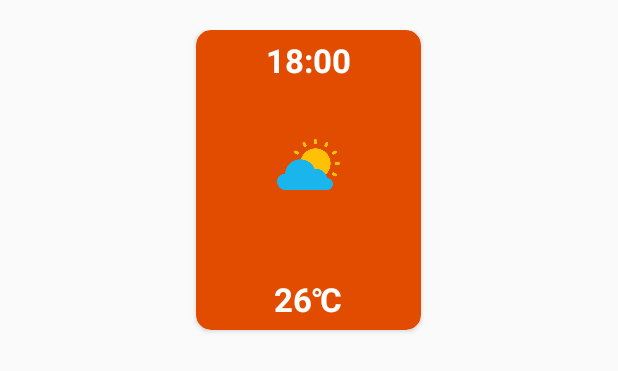
After one commit to eduhmik/Weather-App, an Android app: the layout hourly_layout_item.xml on its own in the app's theme, with its tools: preview values and no code run, on a phone screen of 412 x 824 dp. The commit adds this screen. Shown: the top 371 px of the screen. Run offline under Robolectric (Android 15) with nearby library versions, the phone set to English and light mode, and no system bars.

Commit message:
added new layouts like the hourly recyclerview

```diff
--- a/app/src/main/java/com/example/weatherapp/retrofit/ServiceGenerator.java
+++ b/app/src/main/java/com/example/weatherapp/retrofit/ServiceGenerator.java
@@ -19,7 +19,7 @@ import retrofit2.Retrofit;
 import retrofit2.converter.gson.GsonConverterFactory;
 
 public class ServiceGenerator {
-    private static final String BASE_URL = "https://api.svrf.com/v1/";
+    private static final String BASE_URL = "https://api.darksky.net/forecast/664d597a7c0f75c4a1b8bdd6ac3f6e0d/";
 
     private static Gson gson = new GsonBuilder()
             .setLenient()
--- /dev/null
+++ b/app/src/main/res/layout/hourly_layout_item.xml
@@ -0,0 +1,58 @@
+<?xml version="1.0" encoding="utf-8"?>
+<LinearLayout xmlns:android="http://schemas.android.com/apk/res/android"
+    android:layout_width="match_parent"
+    android:layout_height="wrap_content"
+    xmlns:app="http://schemas.android.com/apk/res-auto"
+    android:orientation="vertical"
+    android:gravity="center"
+    android:layout_marginTop="20dp">
+
+<androidx.cardview.widget.CardView
+    android:layout_width="150dp"
+    android:layout_height="200dp"
+    app:cardBackgroundColor="#E24c00"
+    android:layout_marginLeft="10dp"
+    android:layout_marginRight="10dp"
+    android:layout_marginBottom="20dp"
+    app:cardCornerRadius="10dp">
+
+    <LinearLayout
+        android:layout_width="match_parent"
+        android:layout_height="match_parent"
+        android:orientation="vertical">
+
+        <TextView
+            android:layout_width="match_parent"
+            android:layout_height="wrap_content"
+            android:text="18:00"
+            android:id="@+id/tv_hourly"
+            android:gravity="center_horizontal"
+            android:layout_marginTop="5dp"
+            android:textColor="#fff"
+            android:textStyle="bold"
+            android:textAppearance="@style/TextAppearance.AppCompat.Large"/>
+
+        <ImageView
+            android:layout_width="50dp"
+            android:layout_height="50dp"
+            android:src="@drawable/weather"
+            android:layout_gravity="center"
+            android:layout_marginTop="30dp"
+            android:id="@+id/weather_icon"
+            />
+
+        <TextView
+            android:layout_width="match_parent"
+            android:layout_height="wrap_content"
+            android:layout_marginTop="50dp"
+            android:layout_marginBottom="5dp"
+            android:gravity="center_horizontal"
+            android:id="@+id/tv_hourly_temperature"
+            android:text="26\u2103"
+            android:textAppearance="@style/TextAppearance.AppCompat.Large"
+            android:textColor="#fff"
+            android:textStyle="bold" />
+    </LinearLayout>
+
+</androidx.cardview.widget.CardView>
+</LinearLayout>
```
Also changed, not shown: app/src/main/java/com/example/weatherapp/application/Config.java (+1 -10 lines), app/src/main/java/com/example/weatherapp/model/Current.java (added, +40 -0 lines), app/src/main/java/com/example/weatherapp/model/Hourly.java (added, +33 -0 lines), app/src/main/java/com/example/weatherapp/retrofit/ObjectResponse.java (added, +15 -0 lines), app/src/main/java/com/example/weatherapp/retrofit/WeatherRequests.java (added, +22 -0 lines), app/src/main/res/layout/activity_main.xml (+15 -0 lines).
